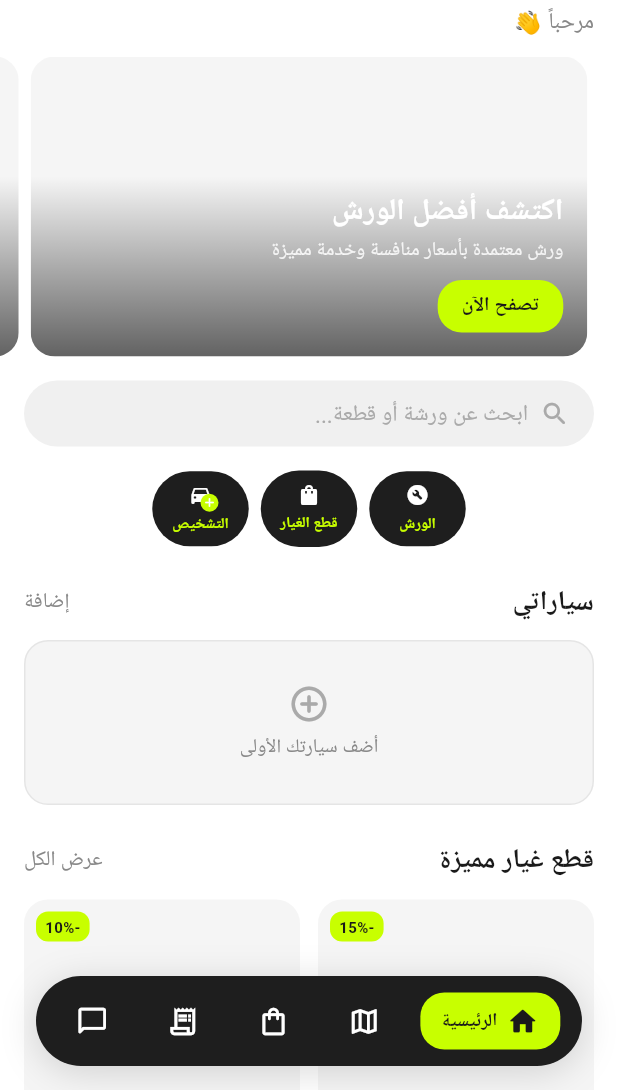
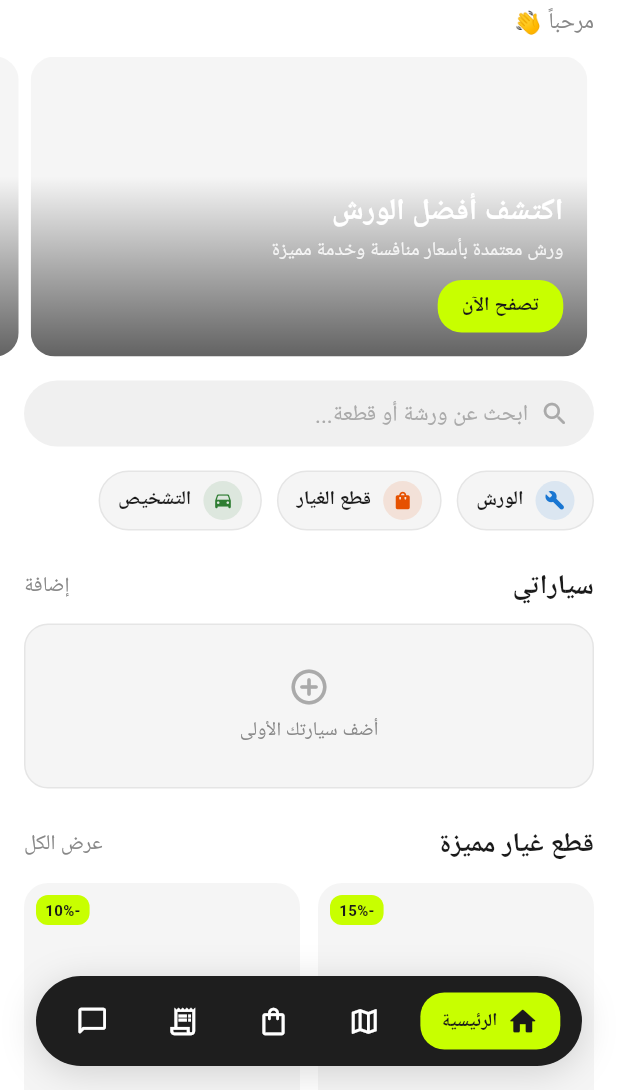
Before and after one commit to Khalil2008k/OnlyCars, a Flutter app: the HomeScreen screen opened by its route, on a phone screen of 412 x 824 dp, the part 146-1236 px from its top. Run offline on Flutter 3.47's test engine with Material 3 defaults, Android fonts, the phone set to English and light mode, and no system bars; our stand-ins replace firebase_auth, firebase_core, firebase_messaging, flutter_riverpod, freezed_annotation, go_router and 2 more; accounts and stored records are empty; generated files the repository leaves out were written again; Roboto replaces fonts that are missing (Tajawal).

Commit message:
Redesign: service buttons -> inline action chips (icon+text pills, scrollable row)

```diff
--- a/apps/consumer/lib/screens/home/home_screen.dart
+++ b/apps/consumer/lib/screens/home/home_screen.dart
@@ -80,45 +80,35 @@ class HomeScreen extends ConsumerWidget {
               ),
               const SliverToBoxAdapter(child: SizedBox(height: OcSpacing.lg)),
 
-              // ── 3 Compact Service Buttons ───────────
+              // ── Quick Action Chips ─────────────────
               SliverToBoxAdapter(
-                child: Padding(
+                child: SizedBox(
+                  height: 40,
+                  child: ListView(
+                    scrollDirection: Axis.horizontal,
                     padding: const EdgeInsets.symmetric(horizontal: OcSpacing.page),
-                  child: Center(
-                    child: FractionallySizedBox(
-                      widthFactor: 0.55,
-                      child: Row(
                     children: [
-                          Expanded(
-                            child: _MiniServiceCard(
-                              icon: Icons.build_circle_rounded,
+                      _ActionChip(
+                        icon: Icons.build_rounded,
                         label: 'الورش',
                         color: const Color(0xFF1976D2),
                         onTap: () => context.push('/workshops'),
                       ),
-                          ),
-                          const SizedBox(width: OcSpacing.sm),
-                          Expanded(
-                            child: _MiniServiceCard(
+                      const SizedBox(width: 10),
+                      _ActionChip(
                         icon: Icons.shopping_bag_rounded,
                         label: 'قطع الغيار',
                         color: const Color(0xFFE65100),
                         onTap: () => context.push('/marketplace'),
                       ),
-                          ),
-                          const SizedBox(width: OcSpacing.sm),
-                          Expanded(
-                            child: _MiniServiceCard(
+                      const SizedBox(width: 10),
+                      _ActionChip(
                         icon: Icons.directions_car_rounded,
                         label: 'التشخيص',
                         color: const Color(0xFF2E7D32),
-                              overlay: const Icon(Icons.add_rounded, color: Colors.white, size: 10),
                         onTap: () {},
                       ),
-                          ),
                     ],
-                      ),
-                    ),
                   ),
                 ),
               ),
@@ -294,21 +284,19 @@ class _Header extends StatelessWidget {
 }
 
 // ═══════════════════════════════════════════════════════
-// MINI SERVICE CARD — Compact 3-up row
+// ACTION CHIP — Inline icon+text pill
 // ═══════════════════════════════════════════════════════
 
-class _MiniServiceCard extends StatelessWidget {
+class _ActionChip extends StatelessWidget {
   final IconData icon;
   final String label;
   final Color color;
-  final Widget? overlay;
   final VoidCallback? onTap;
 
-  const _MiniServiceCard({
+  const _ActionChip({
     required this.icon,
     required this.label,
     required this.color,
-    this.overlay,
     this.onTap,
   });
 
@@ -317,38 +305,27 @@ class _MiniServiceCard extends StatelessWidget {
     return GestureDetector(
       onTap: onTap,
       child: Container(
-        padding: const EdgeInsets.symmetric(vertical: 8, horizontal: 6),
+        padding: const EdgeInsets.symmetric(horizontal: 12, vertical: 6),
         decoration: BoxDecoration(
-          color: OcColors.navBar,
+          color: OcColors.surfaceCard,
           borderRadius: BorderRadius.circular(OcRadius.pill),
+          border: Border.all(color: OcColors.border),
         ),
-        child: Column(
+        child: Row(
           mainAxisSize: MainAxisSize.min,
           children: [
-            Stack(
-              clipBehavior: Clip.none,
-              children: [
-                Icon(icon, color: Colors.white, size: 16),
-                if (overlay != null)
-                  Positioned(
-                    right: -4,
-                    bottom: -3,
-                    child: Container(
-                      padding: const EdgeInsets.all(1),
+            Container(
+              width: 26, height: 26,
               decoration: BoxDecoration(
-                        color: OcColors.accent,
+                color: color.withValues(alpha: 0.12),
                 shape: BoxShape.circle,
               ),
-                      child: overlay!,
+              child: Icon(icon, color: color, size: 14),
             ),
-                  ),
-              ],
-            ),
-            const SizedBox(height: 4),
+            const SizedBox(width: 8),
             Text(
               label,
-              style: const TextStyle(color: OcColors.accent, fontSize: 10, fontWeight: FontWeight.w600),
-              textAlign: TextAlign.center,
+              style: const TextStyle(fontSize: 13, fontWeight: FontWeight.w600, color: OcColors.textPrimary),
             ),
           ],
         ),
```
Lines whose indentation alone changed are shown as unchanged.
